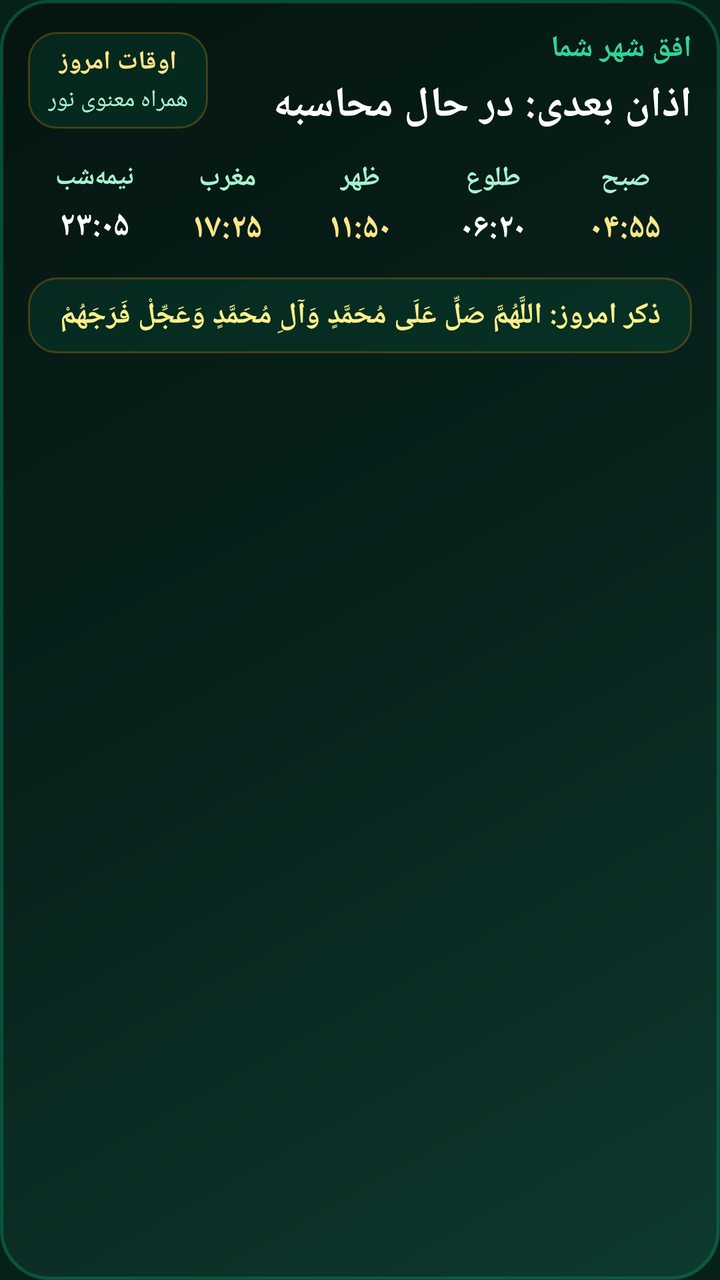
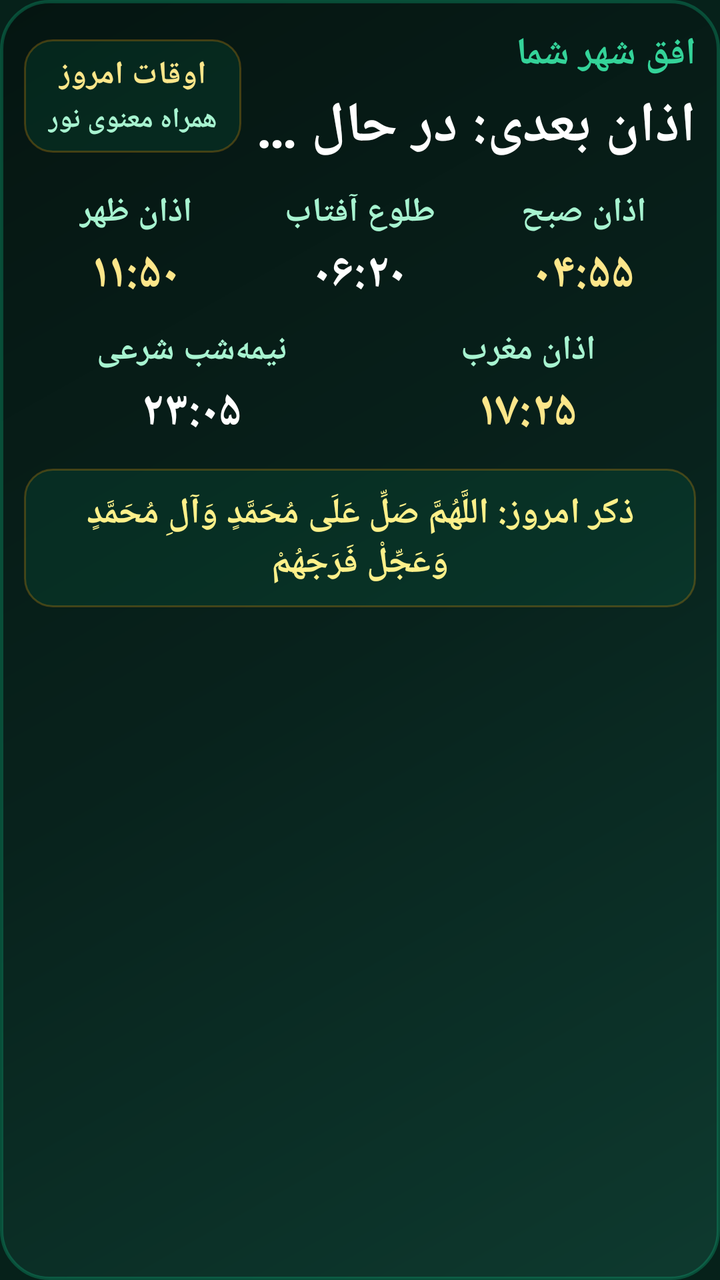

Screens rendered from an Android XML layout before and after an edit, with the pre-edit source and the edit as a unified diff.
<!-- AndroidManifest.xml: application theme AppTheme -->
<!-- res/layout/noor_prayer_widget.xml -->
<?xml version="1.0" encoding="utf-8"?>
<LinearLayout xmlns:android="http://schemas.android.com/apk/res/android"
    android:id="@+id/widget_root"
    android:layout_width="match_parent"
    android:layout_height="wrap_content"
    android:background="@drawable/noor_widget_luxury_bg"
    android:layoutDirection="rtl"
    android:orientation="vertical"
    android:paddingLeft="14dp"
    android:paddingTop="14dp"
    android:paddingRight="14dp"
    android:paddingBottom="14dp">

    <LinearLayout
        android:layout_width="match_parent"
        android:layout_height="wrap_content"
        android:gravity="center_vertical"
        android:orientation="horizontal">

        <LinearLayout
            android:layout_width="0dp"
            android:layout_height="wrap_content"
            android:layout_weight="1"
            android:gravity="start"
            android:orientation="vertical">

            <TextView
                android:id="@+id/widget_title"
                android:layout_width="wrap_content"
                android:layout_height="wrap_content"
                android:ellipsize="end"
                android:maxLines="1"
                android:text="افق شهر شما"
                android:textColor="#34D399"
                android:textSize="15dp"
                android:textStyle="bold" />

            <TextView
                android:id="@+id/widget_next_prayer"
                android:layout_width="wrap_content"
                android:layout_height="wrap_content"
                android:layout_marginTop="4dp"
                android:ellipsize="end"
                android:maxLines="1"
                android:text="اذان بعدی: در حال محاسبه"
                android:textColor="#FFFFFF"
                android:textSize="21dp"
                android:textStyle="bold" />
        </LinearLayout>

        <LinearLayout
            android:layout_width="wrap_content"
            android:layout_height="wrap_content"
            android:background="@drawable/noor_widget_pill_bg"
            android:gravity="center"
            android:orientation="vertical"
            android:paddingLeft="10dp"
            android:paddingTop="6dp"
            android:paddingRight="10dp"
            android:paddingBottom="6dp">

            <TextView
                android:id="@+id/widget_day_badge"
                android:layout_width="wrap_content"
                android:layout_height="wrap_content"
                android:maxLines="1"
                android:text="اوقات امروز"
                android:textColor="#FDE68A"
                android:textSize="13dp"
                android:textStyle="bold" />

            <TextView
                android:id="@+id/widget_subtitle"
                android:layout_width="wrap_content"
                android:layout_height="wrap_content"
                android:layout_marginTop="2dp"
                android:ellipsize="end"
                android:maxLines="1"
                android:text="همراه معنوی نور"
                android:textColor="#A7F3D0"
                android:textSize="12dp" />
        </LinearLayout>
    </LinearLayout>

    <LinearLayout
        android:layout_width="match_parent"
        android:layout_height="wrap_content"
        android:layout_marginTop="13dp"
        android:layout_marginBottom="13dp"
        android:baselineAligned="false"
        android:orientation="horizontal"
        android:weightSum="5">

        <LinearLayout android:layout_width="0dp" android:layout_height="wrap_content" android:layout_weight="1" android:gravity="center" android:orientation="vertical">
            <TextView android:layout_width="wrap_content" android:layout_height="wrap_content" android:maxLines="1" android:text="صبح" android:textColor="#A7F3D0" android:textSize="13.5dp" android:textStyle="bold" />
            <TextView android:id="@+id/widget_time_fajr" android:layout_width="wrap_content" android:layout_height="wrap_content" android:layout_marginTop="4dp" android:maxLines="1" android:text="۰۴:۵۵" android:textColor="#FDE68A" android:textSize="17dp" android:textStyle="bold" />
        </LinearLayout>

        <LinearLayout android:layout_width="0dp" android:layout_height="wrap_content" android:layout_weight="1" android:gravity="center" android:orientation="vertical">
            <TextView android:layout_width="wrap_content" android:layout_height="wrap_content" android:maxLines="1" android:text="طلوع" android:textColor="#A7F3D0" android:textSize="13.5dp" android:textStyle="bold" />
            <TextView android:id="@+id/widget_time_sunrise" android:layout_width="wrap_content" android:layout_height="wrap_content" android:layout_marginTop="4dp" android:maxLines="1" android:text="۰۶:۲۰" android:textColor="#FFFFFF" android:textSize="17dp" android:textStyle="bold" />
        </LinearLayout>

        <LinearLayout android:layout_width="0dp" android:layout_height="wrap_content" android:layout_weight="1" android:gravity="center" android:orientation="vertical">
            <TextView android:layout_width="wrap_content" android:layout_height="wrap_content" android:maxLines="1" android:text="ظهر" android:textColor="#A7F3D0" android:textSize="13.5dp" android:textStyle="bold" />
            <TextView android:id="@+id/widget_time_dhuhr" android:layout_width="wrap_content" android:layout_height="wrap_content" android:layout_marginTop="4dp" android:maxLines="1" android:text="۱۱:۵۰" android:textColor="#FDE68A" android:textSize="17dp" android:textStyle="bold" />
        </LinearLayout>

        <LinearLayout android:layout_width="0dp" android:layout_height="wrap_content" android:layout_weight="1" android:gravity="center" android:orientation="vertical">
            <TextView android:layout_width="wrap_content" android:layout_height="wrap_content" android:maxLines="1" android:text="مغرب" android:textColor="#A7F3D0" android:textSize="13.5dp" android:textStyle="bold" />
            <TextView android:id="@+id/widget_time_maghrib" android:layout_width="wrap_content" android:layout_height="wrap_content" android:layout_marginTop="4dp" android:maxLines="1" android:text="۱۷:۲۵" android:textColor="#FDE68A" android:textSize="17dp" android:textStyle="bold" />
        </LinearLayout>

        <LinearLayout android:layout_width="0dp" android:layout_height="wrap_content" android:layout_weight="1" android:gravity="center" android:orientation="vertical">
            <TextView android:layout_width="wrap_content" android:layout_height="wrap_content" android:maxLines="1" android:text="نیمه‌شب" android:textColor="#A7F3D0" android:textSize="13dp" android:textStyle="bold" />
            <TextView android:id="@+id/widget_time_midnight" android:layout_width="wrap_content" android:layout_height="wrap_content" android:layout_marginTop="4dp" android:maxLines="1" android:text="۲۳:۰۵" android:textColor="#FFFFFF" android:textSize="17dp" android:textStyle="bold" />
        </LinearLayout>
    </LinearLayout>

    <LinearLayout
        android:layout_width="match_parent"
        android:layout_height="wrap_content"
        android:background="@drawable/noor_widget_pill_bg"
        android:gravity="center"
        android:orientation="vertical"
        android:paddingLeft="12dp"
        android:paddingTop="9dp"
        android:paddingRight="12dp"
        android:paddingBottom="9dp">

        <TextView
            android:id="@+id/widget_dynamic_dhikr"
            android:layout_width="match_parent"
            android:layout_height="wrap_content"
            android:ellipsize="end"
            android:gravity="center"
            android:maxLines="2"
            android:text="ذکر امروز: اللَّهُمَّ صَلِّ عَلَى مُحَمَّدٍ وَآلِ مُحَمَّدٍ وَعَجِّلْ فَرَجَهُمْ"
            android:textColor="#FEF08A"
            android:textSize="14.5dp"
            android:textStyle="bold" />
    </LinearLayout>
</LinearLayout>
<!-- resources referenced by this layout -->
<resources>
  <!-- drawable noor_widget_luxury_bg (drawable) -->
  <?xml version="1.0" encoding="utf-8"?>
  <shape xmlns:android="http://schemas.android.com/apk/res/android" android:shape="rectangle">
      <gradient
          android:angle="135"
          android:startColor="#0E3A2F"
          android:centerColor="#08221C"
          android:endColor="#051511"
          android:type="linear" />
      <corners android:radius="24dp" />
      <stroke android:width="1.5dp" android:color="#4D10B981" />
  </shape>
  <!-- drawable noor_widget_pill_bg (drawable) -->
  <?xml version="1.0" encoding="utf-8"?>
  <shape xmlns:android="http://schemas.android.com/apk/res/android" android:shape="rectangle">
      <solid android:color="#1A10B981" />
      <corners android:radius="14dp" />
      <stroke android:width="1dp" android:color="#40F59E0B" />
  </shape>
  <style name="AppTheme" parent="Theme.AppCompat.NoActionBar">
          <item name="colorPrimary">#041511</item>
          <item name="colorPrimaryDark">#041511</item>
          <item name="colorAccent">#F59E0B</item>
          <item name="android:windowBackground">@drawable/launch_splash</item>
          <item name="android:statusBarColor">#041511</item>
          <item name="android:navigationBarColor">#041511</item>
      </style>
  <!-- drawable launch_splash (drawable) -->
  <?xml version="1.0" encoding="utf-8"?>
  <layer-list xmlns:android="http://schemas.android.com/apk/res/android">
      <item>
          <shape android:shape="rectangle">
              <solid android:color="#06211A" />
          </shape>
      </item>
  </layer-list>
</resources>

<!-- the commit's change to res/layout/noor_prayer_widget.xml (unified diff, before → after) -->
@@ -6,11 +6,12 @@
     android:background="@drawable/noor_widget_luxury_bg"
     android:layoutDirection="rtl"
     android:orientation="vertical"
-    android:paddingLeft="14dp"
+    android:paddingLeft="12dp"
     android:paddingTop="14dp"
-    android:paddingRight="14dp"
+    android:paddingRight="12dp"
     android:paddingBottom="14dp">
 
+    
     <LinearLayout
         android:layout_width="match_parent"
         android:layout_height="wrap_content"
@@ -32,7 +33,7 @@
                 android:maxLines="1"
                 android:text="افق شهر شما"
                 android:textColor="#34D399"
-                android:textSize="15dp"
+                android:textSize="19dp"
                 android:textStyle="bold" />
 
             <TextView
@@ -44,7 +45,7 @@
                 android:maxLines="1"
                 android:text="اذان بعدی: در حال محاسبه"
                 android:textColor="#FFFFFF"
-                android:textSize="21dp"
+                android:textSize="28dp"
                 android:textStyle="bold" />
         </LinearLayout>
 
@@ -54,10 +55,10 @@
             android:background="@drawable/noor_widget_pill_bg"
             android:gravity="center"
             android:orientation="vertical"
-            android:paddingLeft="10dp"
-            android:paddingTop="6dp"
-            android:paddingRight="10dp"
-            android:paddingBottom="6dp">
+            android:paddingLeft="12dp"
+            android:paddingTop="7dp"
+            android:paddingRight="12dp"
+            android:paddingBottom="7dp">
 
             <TextView
                 android:id="@+id/widget_day_badge"
@@ -66,7 +67,7 @@
                 android:maxLines="1"
                 android:text="اوقات امروز"
                 android:textColor="#FDE68A"
-                android:textSize="13dp"
+                android:textSize="16dp"
                 android:textStyle="bold" />
 
             <TextView
@@ -78,45 +79,58 @@
                 android:maxLines="1"
                 android:text="همراه معنوی نور"
                 android:textColor="#A7F3D0"
-                android:textSize="12dp" />
+                android:textSize="14dp"
+                android:textStyle="bold" />
         </LinearLayout>
     </LinearLayout>
 
+    
     <LinearLayout
         android:layout_width="match_parent"
         android:layout_height="wrap_content"
-        android:layout_marginTop="13dp"
-        android:layout_marginBottom="13dp"
+        android:layout_marginTop="12dp"
         android:baselineAligned="false"
         android:orientation="horizontal"
-        android:weightSum="5">
+        android:weightSum="3">
 
         <LinearLayout android:layout_width="0dp" android:layout_height="wrap_content" android:layout_weight="1" android:gravity="center" android:orientation="vertical">
-            <TextView android:layout_width="wrap_content" android:layout_height="wrap_content" android:maxLines="1" android:text="صبح" android:textColor="#A7F3D0" android:textSize="13.5dp" android:textStyle="bold" />
-            <TextView android:id="@+id/widget_time_fajr" android:layout_width="wrap_content" android:layout_height="wrap_content" android:layout_marginTop="4dp" android:maxLines="1" android:text="۰۴:۵۵" android:textColor="#FDE68A" android:textSize="17dp" android:textStyle="bold" />
+            <TextView android:layout_width="wrap_content" android:layout_height="wrap_content" android:maxLines="1" android:text="اذان صبح" android:textColor="#A7F3D0" android:textSize="17dp" android:textStyle="bold" />
+            <TextView android:id="@+id/widget_time_fajr" android:layout_width="wrap_content" android:layout_height="wrap_content" android:layout_marginTop="3dp" android:maxLines="1" android:text="۰۴:۵۵" android:textColor="#FDE68A" android:textSize="24dp" android:textStyle="bold" />
         </LinearLayout>
 
         <LinearLayout android:layout_width="0dp" android:layout_height="wrap_content" android:layout_weight="1" android:gravity="center" android:orientation="vertical">
-            <TextView android:layout_width="wrap_content" android:layout_height="wrap_content" android:maxLines="1" android:text="طلوع" android:textColor="#A7F3D0" android:textSize="13.5dp" android:textStyle="bold" />
-            <TextView android:id="@+id/widget_time_sunrise" android:layout_width="wrap_content" android:layout_height="wrap_content" android:layout_marginTop="4dp" android:maxLines="1" android:text="۰۶:۲۰" android:textColor="#FFFFFF" android:textSize="17dp" android:textStyle="bold" />
+            <TextView android:layout_width="wrap_content" android:layout_height="wrap_content" android:maxLines="1" android:text="طلوع آفتاب" android:textColor="#A7F3D0" android:textSize="17dp" android:textStyle="bold" />
+            <TextView android:id="@+id/widget_time_sunrise" android:layout_width="wrap_content" android:layout_height="wrap_content" android:layout_marginTop="3dp" android:maxLines="1" android:text="۰۶:۲۰" android:textColor="#FFFFFF" android:textSize="24dp" android:textStyle="bold" />
         </LinearLayout>
 
         <LinearLayout android:layout_width="0dp" android:layout_height="wrap_content" android:layout_weight="1" android:gravity="center" android:orientation="vertical">
-            <TextView android:layout_width="wrap_content" android:layout_height="wrap_content" android:maxLines="1" android:text="ظهر" android:textColor="#A7F3D0" android:textSize="13.5dp" android:textStyle="bold" />
-            <TextView android:id="@+id/widget_time_dhuhr" android:layout_width="wrap_content" android:layout_height="wrap_content" android:layout_marginTop="4dp" android:maxLines="1" android:text="۱۱:۵۰" android:textColor="#FDE68A" android:textSize="17dp" android:textStyle="bold" />
+            <TextView android:layout_width="wrap_content" android:layout_height="wrap_content" android:maxLines="1" android:text="اذان ظهر" android:textColor="#A7F3D0" android:textSize="17dp" android:textStyle="bold" />
+            <TextView android:id="@+id/widget_time_dhuhr" android:layout_width="wrap_content" android:layout_height="wrap_content" android:layout_marginTop="3dp" android:maxLines="1" android:text="۱۱:۵۰" android:textColor="#FDE68A" android:textSize="24dp" android:textStyle="bold" />
+        </LinearLayout>
+    </LinearLayout>
+
+    
+    <LinearLayout
+        android:layout_width="match_parent"
+        android:layout_height="wrap_content"
+        android:layout_marginTop="10dp"
+        android:layout_marginBottom="12dp"
+        android:baselineAligned="false"
+        android:orientation="horizontal"
+        android:weightSum="2">
+
+        <LinearLayout android:layout_width="0dp" android:layout_height="wrap_content" android:layout_weight="1" android:gravity="center" android:orientation="vertical">
+            <TextView android:layout_width="wrap_content" android:layout_height="wrap_content" android:maxLines="1" android:text="اذان مغرب" android:textColor="#A7F3D0" android:textSize="17dp" android:textStyle="bold" />
+            <TextView android:id="@+id/widget_time_maghrib" android:layout_width="wrap_content" android:layout_height="wrap_content" android:layout_marginTop="3dp" android:maxLines="1" android:text="۱۷:۲۵" android:textColor="#FDE68A" android:textSize="24dp" android:textStyle="bold" />
         </LinearLayout>
 
         <LinearLayout android:layout_width="0dp" android:layout_height="wrap_content" android:layout_weight="1" android:gravity="center" android:orientation="vertical">
-            <TextView android:layout_width="wrap_content" android:layout_height="wrap_content" android:maxLines="1" android:text="مغرب" android:textColor="#A7F3D0" android:textSize="13.5dp" android:textStyle="bold" />
-            <TextView android:id="@+id/widget_time_maghrib" android:layout_width="wrap_content" android:layout_height="wrap_content" android:layout_marginTop="4dp" android:maxLines="1" android:text="۱۷:۲۵" android:textColor="#FDE68A" android:textSize="17dp" android:textStyle="bold" />
-        </LinearLayout>
-
-        <LinearLayout android:layout_width="0dp" android:layout_height="wrap_content" android:layout_weight="1" android:gravity="center" android:orientation="vertical">
-            <TextView android:layout_width="wrap_content" android:layout_height="wrap_content" android:maxLines="1" android:text="نیمه‌شب" android:textColor="#A7F3D0" android:textSize="13dp" android:textStyle="bold" />
-            <TextView android:id="@+id/widget_time_midnight" android:layout_width="wrap_content" android:layout_height="wrap_content" android:layout_marginTop="4dp" android:maxLines="1" android:text="۲۳:۰۵" android:textColor="#FFFFFF" android:textSize="17dp" android:textStyle="bold" />
+            <TextView android:layout_width="wrap_content" android:layout_height="wrap_content" android:maxLines="1" android:text="نیمه‌شب شرعی" android:textColor="#A7F3D0" android:textSize="17dp" android:textStyle="bold" />
+            <TextView android:id="@+id/widget_time_midnight" android:layout_width="wrap_content" android:layout_height="wrap_content" android:layout_marginTop="3dp" android:maxLines="1" android:text="۲۳:۰۵" android:textColor="#FFFFFF" android:textSize="24dp" android:textStyle="bold" />
         </LinearLayout>
     </LinearLayout>
 
+    
     <LinearLayout
         android:layout_width="match_parent"
         android:layout_height="wrap_content"
@@ -124,9 +138,9 @@
         android:gravity="center"
         android:orientation="vertical"
         android:paddingLeft="12dp"
-        android:paddingTop="9dp"
+        android:paddingTop="10dp"
         android:paddingRight="12dp"
-        android:paddingBottom="9dp">
+        android:paddingBottom="10dp">
 
         <TextView
             android:id="@+id/widget_dynamic_dhikr"
@@ -137,7 +151,7 @@
             android:maxLines="2"
             android:text="ذکر امروز: اللَّهُمَّ صَلِّ عَلَى مُحَمَّدٍ وَآلِ مُحَمَّدٍ وَعَجِّلْ فَرَجَهُمْ"
             android:textColor="#FEF08A"
-            android:textSize="14.5dp"
+            android:textSize="18dp"
             android:textStyle="bold" />
     </LinearLayout>
 </LinearLayout>
